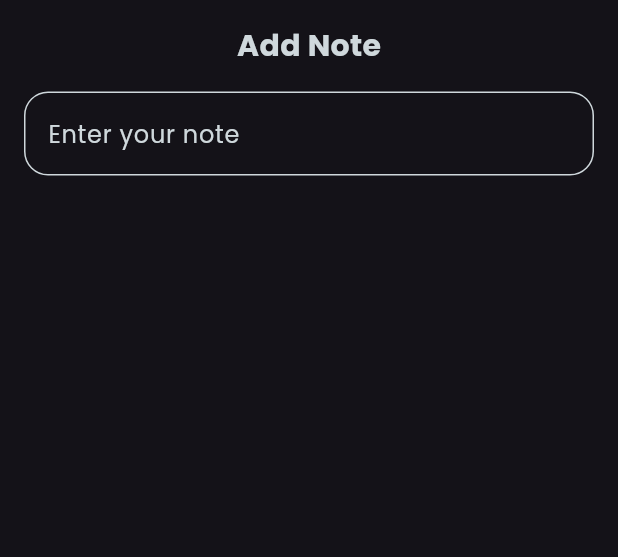
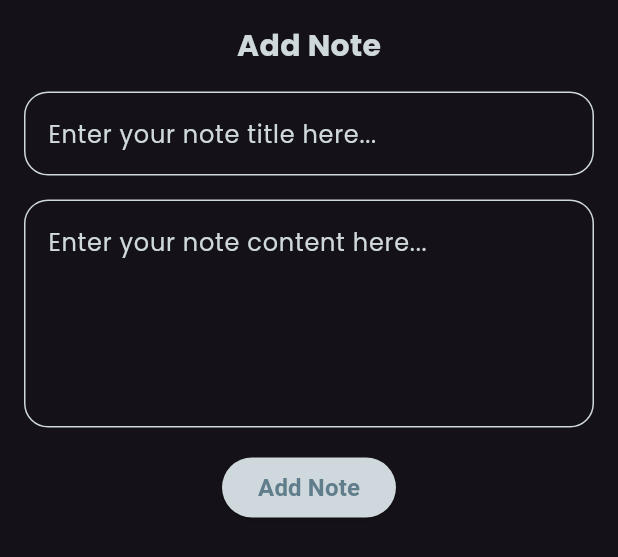
Before and after one commit to MohammedHashemBdier/Notes-App, a Flutter app: the AddNoteBottomSheet widget shown alone on an empty page, opened directly, on a phone screen of 412 x 824 dp. Shown: the top 557 px of the screen. Run offline on Flutter 3.47's test engine with Material 3 defaults, Android fonts, the phone set to English and light mode, and no system bars; our stand-ins replace font_awesome_flutter.

Commit message:
add text field to add note bottom sheet

```diff
--- a/lib/views/widgets/add_note_bottom_sheet.dart
+++ b/lib/views/widgets/add_note_bottom_sheet.dart
@@ -8,7 +8,8 @@ class AddNoteBottomSheet extends StatelessWidget {
 
   @override
   Widget build(BuildContext context) {
-    return Padding(
+    return SingleChildScrollView(
+      child: Padding(
         padding: const EdgeInsets.all(16),
         child: Column(
           children: [
@@ -22,9 +23,31 @@ class AddNoteBottomSheet extends StatelessWidget {
             ),
             const SizedBox(height: 16),
             const CustomTextField(
-            hintText: 'Enter your note',
+              hintText: 'Enter your note title here...',
+              maxLines: 1,
+            ),
+            const SizedBox(height: 16),
+            const CustomTextField(
+              hintText: 'Enter your note content here...',
+              maxLines: 5,
+            ),
+            const SizedBox(height: 16),
+            ElevatedButton(
+              onPressed: () {},
+              style: ElevatedButton.styleFrom(
+                backgroundColor: Colors.blueGrey[100],
+              ),
+              child: const Text(
+                'Add Note',
+                style: TextStyle(
+                  color: Colors.blueGrey,
+                  fontSize: 16,
+                  fontWeight: FontWeight.bold,
+                ),
+              ),
             ),
           ],
+        ),
       ),
     );
   }
--- a/lib/views/widgets/custom_text_field.dart
+++ b/lib/views/widgets/custom_text_field.dart
@@ -1,11 +1,17 @@
 import 'package:flutter/material.dart';
 
 class CustomTextField extends StatelessWidget {
-  const CustomTextField({super.key, required this.hintText});
+  const CustomTextField({
+    super.key,
+    required this.hintText,
+    this.maxLines = 1,
+  });
   final String hintText;
+  final int maxLines;
   @override
   Widget build(BuildContext context) {
     return TextField(
+      maxLines: maxLines,
       cursorColor: Colors.blueGrey,
       decoration: InputDecoration(
         border: buildBorder(),
```
Lines whose indentation alone changed are shown as unchanged.
